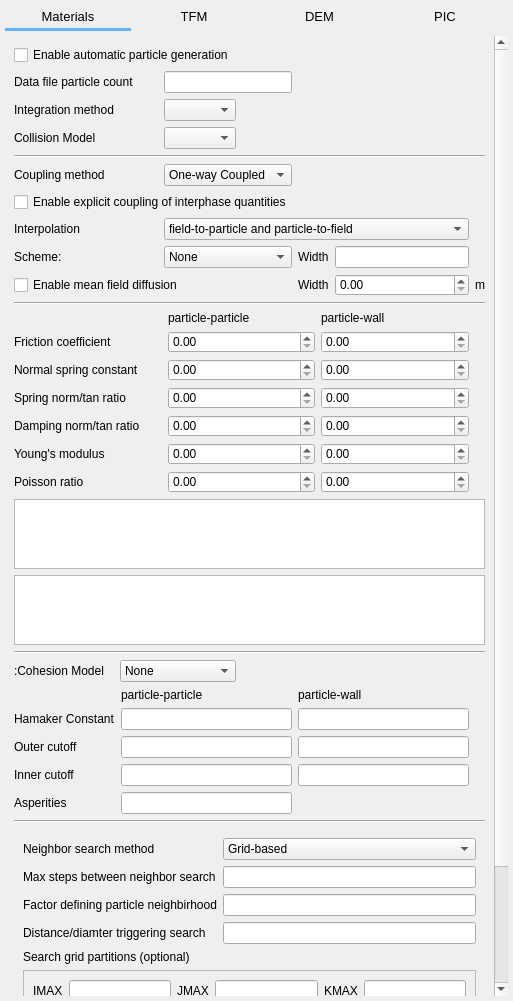
Qt form gui/uifiles/solids.ui (truongd8593/mfix) before a commit.
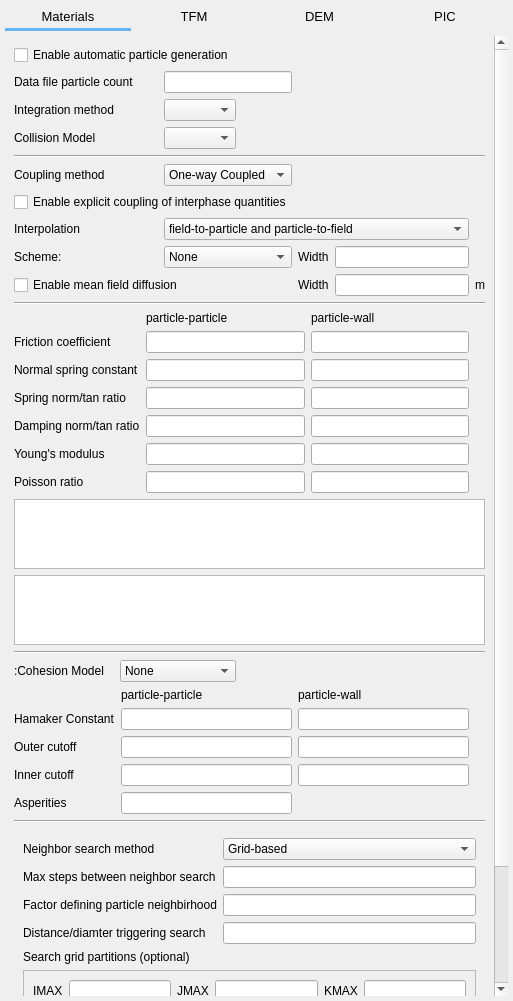
The same form after that commit. The open tabs and pages were chosen to show the change. Custom widgets are drawn as their Qt base class.

Commit message: doublespinbox->lineedit conversion, solids task pane

What changed in the file:
```diff
--- a/gui/uifiles/solids.ui
+++ b/gui/uifiles/solids.ui
@@ -1199,7 +1199,7 @@
             </widget>
            </item>
            <item row="9" column="5">
-            <widget class="DoubleSpinBox" name="doublespinbox_keyword_des_diffuse_width"/>
+            <widget class="LineEdit" name="lineedit_keyword_des_diffuse_width"/>
            </item>
            <item row="9" column="6">
             <widget class="QLabel" name="label_182">
@@ -1232,7 +1232,7 @@
               </widget>
              </item>
              <item row="4" column="2">
-              <widget class="DoubleSpinBox" name="doublespinbox_keyword_des_etat_w_fac_3"/>
+              <widget class="LineEdit" name="lineedit_keyword_des_etat_w_fac_3"/>
              </item>
              <item row="6" column="0">
               <widget class="QLabel" name="label_175">
@@ -1242,20 +1242,17 @@
               </widget>
              </item>
              <item row="4" column="1">
-              <widget class="DoubleSpinBox" name="doublespinbox_keyword_des_etat_fac_3"/>
+              <widget class="LineEdit" name="lineedit_keyword_des_etat_fac_3"/>
              </item>
              <item row="2" column="1">
-              <widget class="DoubleSpinBox" name="doublespinbox_keyword_kn_3">
-               <property name="maximum">
-                <double>1000000000.000000000000000</double>
-               </property>
+              <widget class="LineEdit" name="lineedit_keyword_kn_3">
               </widget>
              </item>
              <item row="3" column="2">
-              <widget class="DoubleSpinBox" name="doublespinbox_keyword_kt_w_fac_3"/>
+              <widget class="LineEdit" name="lineedit_keyword_kt_w_fac_3"/>
              </item>
              <item row="1" column="2">
-              <widget class="DoubleSpinBox" name="doublespinbox_keyword_mew_w_3"/>
+              <widget class="LineEdit" name="lineedit_keyword_mew_w_3"/>
              </item>
              <item row="3" column="0">
               <widget class="QLabel" name="label_176">
@@ -1265,16 +1262,13 @@
               </widget>
              </item>
              <item row="5" column="2">
-              <widget class="DoubleSpinBox" name="doublespinbox_keyword_ew_young_3"/>
+              <widget class="LineEdit" name="lineedit_keyword_ew_young_3"/>
              </item>
              <item row="6" column="2">
-              <widget class="DoubleSpinBox" name="doublespinbox_keyword_vw_poisson_3"/>
+              <widget class="LineEdit" name="lineedit_keyword_vw_poisson_3"/>
              </item>
              <item row="2" column="2">
-              <widget class="DoubleSpinBox" name="doublespinbox_keyword_kn_w_3">
-               <property name="maximum">
-                <double>1000000000.000000000000000</double>
-               </property>
+              <widget class="LineEdit" name="lineedit_keyword_kn_w_3">
               </widget>
              </item>
              <item row="2" column="0">
@@ -1285,10 +1279,10 @@
               </widget>
              </item>
              <item row="6" column="1">
-              <widget class="DoubleSpinBox" name="doublespinbox_keyword_v_poisson_3"/>
+              <widget class="LineEdit" name="lineedit_keyword_v_poisson_3"/>
              </item>
              <item row="3" column="1">
-              <widget class="DoubleSpinBox" name="doublespinbox_keyword_kt_fac_3"/>
+              <widget class="LineEdit" name="lineedit_keyword_kt_fac_3"/>
              </item>
              <item row="5" column="0">
               <widget class="QLabel" name="label_178">
@@ -1298,10 +1292,10 @@
               </widget>
              </item>
              <item row="5" column="1">
-              <widget class="DoubleSpinBox" name="doublespinbox_keyword_e_young_3"/>
+              <widget class="LineEdit" name="lineedit_keyword_e_young_3"/>
              </item>
              <item row="1" column="1">
-              <widget class="DoubleSpinBox" name="doublespinbox_keyword_mew_3"/>
+              <widget class="LineEdit" name="lineedit_keyword_mew_3"/>
              </item>
              <item row="0" column="1">
               <widget class="QLabel" name="label_179">
```
